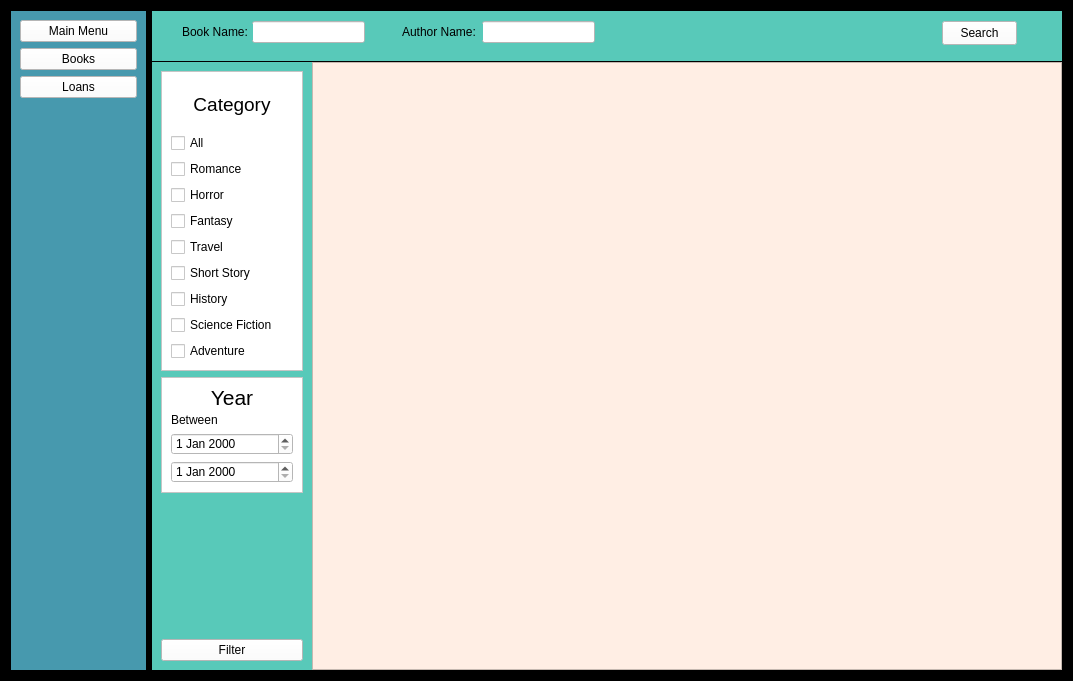
BarkinTopcu/library_management_tool, file form.ui: the form before one commit.
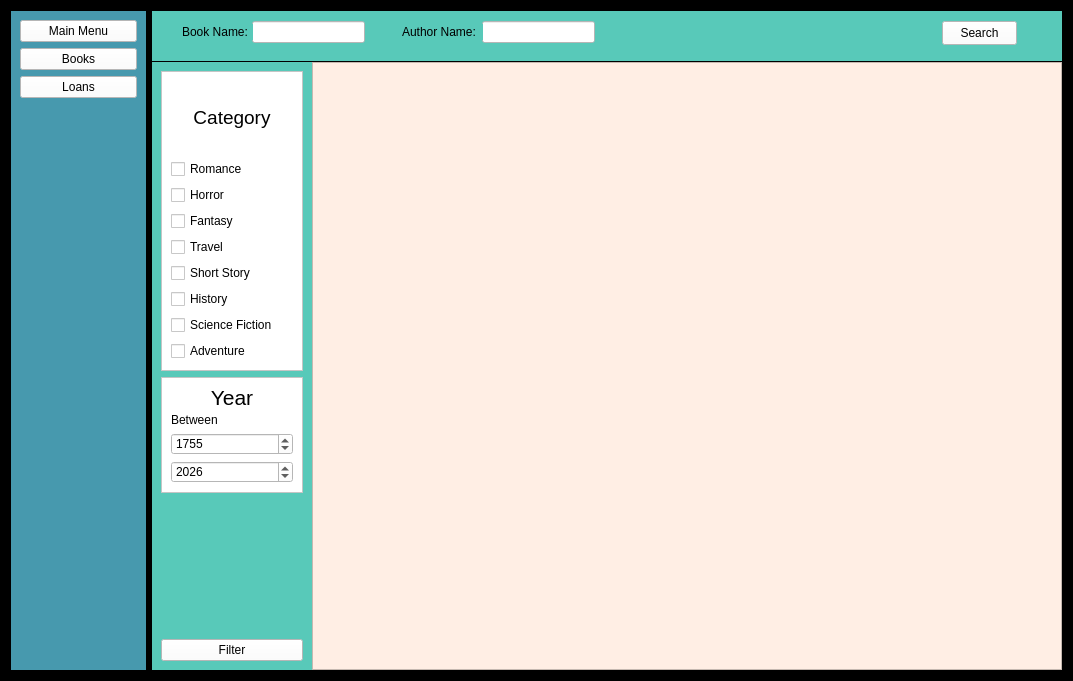
The form after the commit. The open tabs and pages were chosen to show the change.

Diff of the .ui file:
```diff
--- a/form.ui
+++ b/form.ui
@@ -1080,13 +1080,6 @@
                     </property>
                    </widget>
                   </item>
-                  <item>
-                   <widget class="QCheckBox" name="checkBox_all_books">
-                    <property name="text">
-                     <string>All</string>
-                    </property>
-                   </widget>
-                  </item>
                   <item>
                    <widget class="QCheckBox" name="romance_box_books">
                     <property name="text">
@@ -1187,10 +1180,32 @@
                    </widget>
                   </item>
                   <item>
-                   <widget class="QDateEdit" name="first_date_year"/>
+                   <widget class="QDateEdit" name="first_date_year">
+                    <property name="displayFormat">
+                     <string>yyyy</string>
+                    </property>
+                    <property name="date">
+                     <date>
+                      <year>1755</year>
+                      <month>1</month>
+                      <day>1</day>
+                     </date>
+                    </property>
+                   </widget>
                   </item>
                   <item>
-                   <widget class="QDateEdit" name="second_date_year"/>
+                   <widget class="QDateEdit" name="second_date_year">
+                    <property name="displayFormat">
+                     <string>yyyy</string>
+                    </property>
+                    <property name="date">
+                     <date>
+                      <year>2026</year>
+                      <month>1</month>
+                      <day>1</day>
+                     </date>
+                    </property>
+                   </widget>
                   </item>
                  </layout>
                 </widget>
```
Left out of the diff: 10 changed lines with no effect on the pictures.
